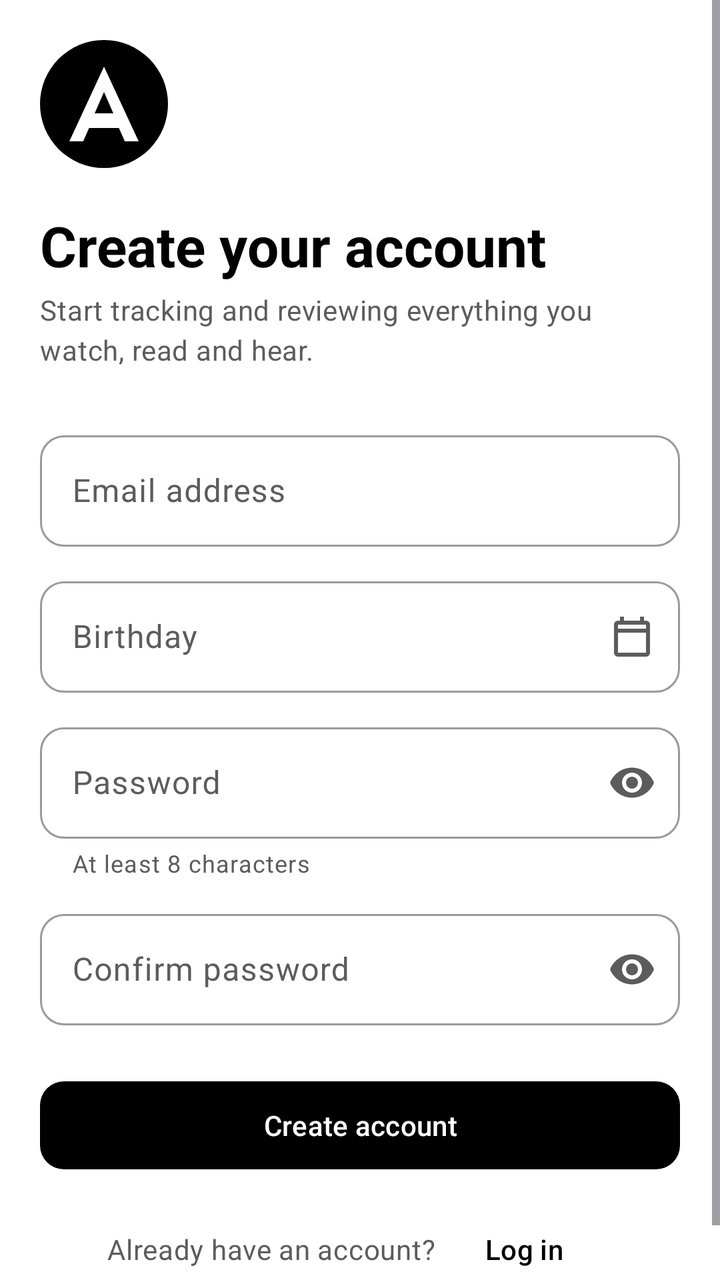
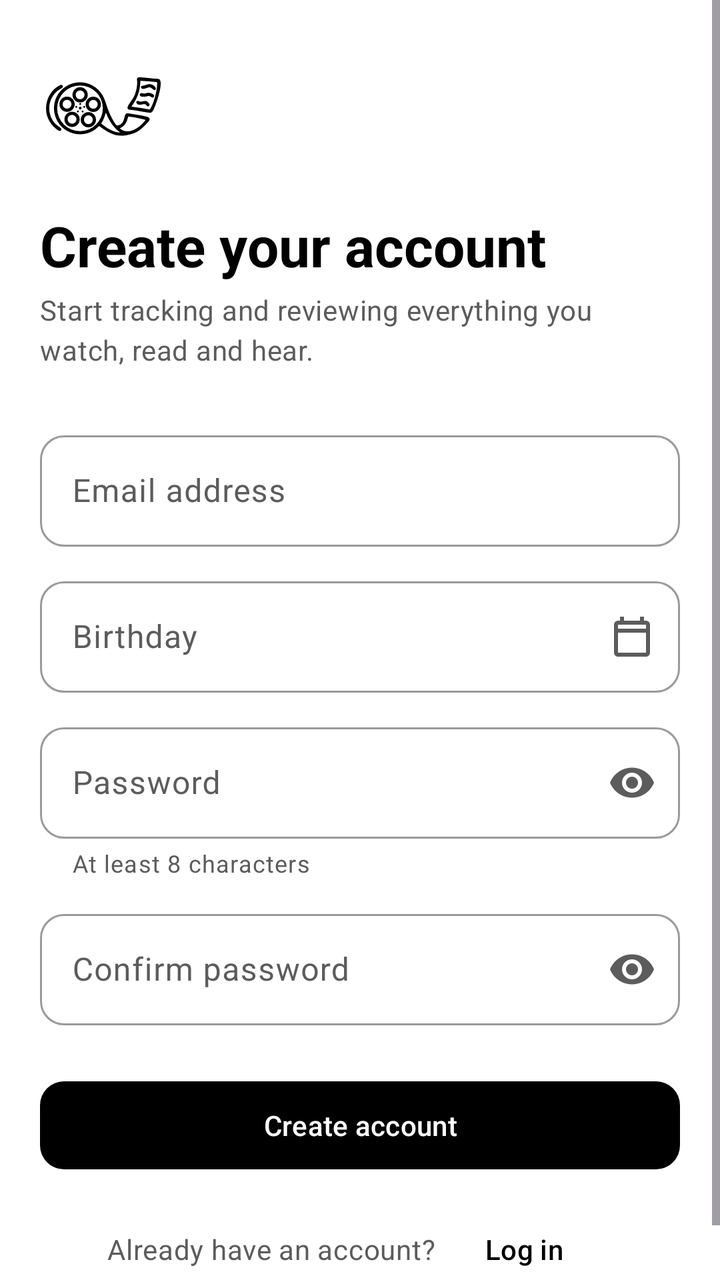

An Android layout rendered at two revisions. The XML below is the earlier revision; the diff shows what the commit changed to produce the second picture.
<!-- AndroidManifest.xml: application theme Theme.Adapted -->
<!-- res/layout/activity_register.xml -->
<?xml version="1.0" encoding="utf-8"?>
<FrameLayout xmlns:android="http://schemas.android.com/apk/res/android"
    xmlns:app="http://schemas.android.com/apk/res-auto"
    xmlns:tools="http://schemas.android.com/tools"
    android:id="@+id/register_root"
    android:layout_width="match_parent"
    android:layout_height="match_parent"
    android:background="?android:attr/colorBackground"
    tools:context=".activities.RegisterActivity">

    <ScrollView
        android:layout_width="match_parent"
        android:layout_height="match_parent"
        android:fillViewport="true">

        <LinearLayout
            android:layout_width="match_parent"
            android:layout_height="wrap_content"
            android:gravity="center_vertical"
            android:orientation="vertical"
            android:padding="@dimen/screen_padding">

            <ImageView
                android:layout_width="64dp"
                android:layout_height="64dp"
                android:contentDescription="@string/logo_description"
                android:src="@drawable/ic_adapted_logo" />

            <TextView
                style="@style/TextAppearance.Adapted.Display"
                android:layout_width="wrap_content"
                android:layout_height="wrap_content"
                android:layout_marginTop="20dp"
                android:text="@string/register_title" />

            <TextView
                style="@style/TextAppearance.Adapted.Body"
                android:layout_width="wrap_content"
                android:layout_height="wrap_content"
                android:layout_marginTop="4dp"
                android:text="@string/register_subtitle" />

            <com.google.android.material.textfield.TextInputLayout
                android:id="@+id/register_email_layout"
                style="@style/Widget.Adapted.TextInput"
                android:layout_width="match_parent"
                android:layout_height="wrap_content"
                android:layout_marginTop="28dp"
                android:hint="@string/field_email">

                <com.google.android.material.textfield.TextInputEditText
                    android:id="@+id/register_email_input"
                    android:layout_width="match_parent"
                    android:layout_height="wrap_content"
                    android:imeOptions="actionNext"
                    android:inputType="textEmailAddress" />
            </com.google.android.material.textfield.TextInputLayout>

            
            <com.google.android.material.textfield.TextInputLayout
                android:id="@+id/register_birthday_layout"
                style="@style/Widget.Adapted.TextInput"
                android:layout_width="match_parent"
                android:layout_height="wrap_content"
                android:layout_marginTop="12dp"
                android:hint="@string/field_birthday"
                app:endIconContentDescription="@string/icon_select_birthday"
                app:endIconDrawable="@drawable/ic_calendar"
                app:endIconMode="custom">

                <com.google.android.material.textfield.TextInputEditText
                    android:id="@+id/register_birthday_input"
                    android:layout_width="match_parent"
                    android:layout_height="wrap_content"
                    android:clickable="true"
                    android:cursorVisible="false"
                    android:focusable="false"
                    android:inputType="none" />
            </com.google.android.material.textfield.TextInputLayout>

            <com.google.android.material.textfield.TextInputLayout
                android:id="@+id/register_password_layout"
                style="@style/Widget.Adapted.TextInput"
                android:layout_width="match_parent"
                android:layout_height="wrap_content"
                android:layout_marginTop="12dp"
                android:hint="@string/field_password"
                app:endIconMode="password_toggle"
                app:helperText="@string/field_password_helper">

                <com.google.android.material.textfield.TextInputEditText
                    android:id="@+id/register_password_input"
                    android:layout_width="match_parent"
                    android:layout_height="wrap_content"
                    android:imeOptions="actionNext"
                    android:inputType="textPassword" />
            </com.google.android.material.textfield.TextInputLayout>

            <com.google.android.material.textfield.TextInputLayout
                android:id="@+id/register_confirm_password_layout"
                style="@style/Widget.Adapted.TextInput"
                android:layout_width="match_parent"
                android:layout_height="wrap_content"
                android:layout_marginTop="12dp"
                android:hint="@string/field_confirm_password"
                app:endIconMode="password_toggle">

                <com.google.android.material.textfield.TextInputEditText
                    android:id="@+id/register_confirm_password_input"
                    android:layout_width="match_parent"
                    android:layout_height="wrap_content"
                    android:imeOptions="actionDone"
                    android:inputType="textPassword" />
            </com.google.android.material.textfield.TextInputLayout>

            <com.google.android.material.button.MaterialButton
                android:id="@+id/register_button"
                style="@style/Widget.Adapted.Button"
                android:layout_width="match_parent"
                android:layout_height="wrap_content"
                android:layout_marginTop="24dp"
                android:text="@string/register_button" />

            <LinearLayout
                android:layout_width="match_parent"
                android:layout_height="wrap_content"
                android:layout_marginTop="12dp"
                android:gravity="center_vertical|center_horizontal"
                android:orientation="horizontal">

                <TextView
                    style="@style/TextAppearance.Adapted.Body"
                    android:layout_width="wrap_content"
                    android:layout_height="wrap_content"
                    android:text="@string/register_have_account" />

                <com.google.android.material.button.MaterialButton
                    android:id="@+id/register_login_button"
                    style="@style/Widget.Material3.Button.TextButton"
                    android:layout_width="wrap_content"
                    android:layout_height="wrap_content"
                    android:text="@string/register_back_to_login" />
            </LinearLayout>
        </LinearLayout>
    </ScrollView>
</FrameLayout>
<!-- resources referenced by this layout -->
<resources>
  <dimen name="screen_padding">20dp</dimen>
  <!-- drawable ic_adapted_logo (drawable) -->
  <?xml version="1.0" encoding="utf-8"?>
  <vector xmlns:android="http://schemas.android.com/apk/res/android"
      android:width="48dp"
      android:height="48dp"
      android:viewportWidth="48"
      android:viewportHeight="48">
      <path
          android:fillColor="?attr/colorPrimary"
          android:pathData="M24,24m-24,0a24,24 0,1 1,48 0a24,24 0,1 1,-48 0" />
      <path
          android:fillColor="?attr/colorOnPrimary"
          android:fillType="evenOdd"
          android:pathData="M24,10L11,38h5.2l2.2,-5h11.2l2.2,5H37L24,10zM24,19.5l3.5,8h-7L24,19.5z" />
  </vector>
  <!-- drawable ic_calendar (drawable) -->
  <?xml version="1.0" encoding="utf-8"?>
  <vector xmlns:android="http://schemas.android.com/apk/res/android"
      android:width="24dp"
      android:height="24dp"
      android:viewportWidth="24"
      android:viewportHeight="24"
      android:tint="?attr/colorOnSurface">
      <path
          android:fillColor="@android:color/white"
          android:pathData="M19,4h-1V2h-2v2H8V2H6v2H5C3.89,4 3.01,4.9 3.01,6L3,20c0,1.1 0.89,2 2,2h14c1.1,0 2,-0.9 2,-2V6C21,4.9 20.1,4 19,4zM19,20H5V10h14V20zM19,8H5V6h14V8z" />
  </vector>
  <string name="field_birthday">Birthday</string>
  <string name="field_confirm_password">Confirm password</string>
  <string name="field_email">Email address</string>
  <string name="field_password">Password</string>
  <string name="field_password_helper">At least 8 characters</string>
  <string name="icon_select_birthday">Select birthday</string>
  <string name="logo_description">Adapted logo</string>
  <string name="register_back_to_login">Log in</string>
  <string name="register_button">Create account</string>
  <string name="register_have_account">Already have an account?</string>
  <string name="register_subtitle">Start tracking and reviewing everything you watch, read and hear.</string>
  <string name="register_title">Create your account</string>
  <style name="TextAppearance.Adapted.Body" parent="TextAppearance.Material3.BodyMedium">
          <item name="android:textColor">?attr/colorOnSurfaceVariant</item>
      </style>
  <style name="TextAppearance.Adapted.Display" parent="TextAppearance.Material3.HeadlineMedium">
          <item name="android:textStyle">bold</item>
          <item name="android:textColor">?attr/colorOnSurface</item>
      </style>
  <style name="Widget.Adapted.Button" parent="Widget.Material3.Button">
          <item name="android:minHeight">52dp</item>
          <item name="cornerRadius">12dp</item>
      </style>
  <style name="Widget.Adapted.TextInput" parent="Widget.Material3.TextInputLayout.OutlinedBox">
          <item name="boxCornerRadiusTopStart">12dp</item>
          <item name="boxCornerRadiusTopEnd">12dp</item>
          <item name="boxCornerRadiusBottomStart">12dp</item>
          <item name="boxCornerRadiusBottomEnd">12dp</item>
      </style>
  <style name="Theme.Adapted" parent="Base.Theme.Adapted" />
  <color name="black">#FF000000</color>
  <color name="white">#FFFFFFFF</color>
  <color name="gray_light">#FFF3F3F3</color>
  <color name="gray_dark">#FF5C5C5C</color>
  <color name="gray_outline">#FF9A9A9A</color>
  <color name="gray_border">#FFDCDCDC</color>
  <!-- unchanged entries left out for length: 1 -->
</resources>

<!-- the commit's change to res/layout/activity_register.xml (unified diff, before → after) -->
@@ -24,7 +24,7 @@
                 android:layout_width="64dp"
                 android:layout_height="64dp"
                 android:contentDescription="@string/logo_description"
-                android:src="@drawable/ic_adapted_logo" />
+                android:src="@drawable/ic_adapted_logo_dark" />
 
             <TextView
                 style="@style/TextAppearance.Adapted.Display"
<!-- resource entries referenced after the edit -->
@@ -1,21 +1,7 @@
 <!-- resources referenced by this layout -->
 <resources>
   <dimen name="screen_padding">20dp</dimen>
-  <!-- drawable ic_adapted_logo (drawable) -->
-  <?xml version="1.0" encoding="utf-8"?>
-  <vector xmlns:android="http://schemas.android.com/apk/res/android"
-      android:width="48dp"
-      android:height="48dp"
-      android:viewportWidth="48"
-      android:viewportHeight="48">
-      <path
-          android:fillColor="?attr/colorPrimary"
-          android:pathData="M24,24m-24,0a24,24 0,1 1,48 0a24,24 0,1 1,-48 0" />
-      <path
-          android:fillColor="?attr/colorOnPrimary"
-          android:fillType="evenOdd"
-          android:pathData="M24,10L11,38h5.2l2.2,-5h11.2l2.2,5H37L24,10zM24,19.5l3.5,8h-7L24,19.5z" />
-  </vector>
+  <!-- drawable ic_adapted_logo_dark: vector/xml drawable (drawable, 3386 chars, omitted) -->
   <!-- drawable ic_calendar (drawable) -->
   <?xml version="1.0" encoding="utf-8"?>
   <vector xmlns:android="http://schemas.android.com/apk/res/android"
